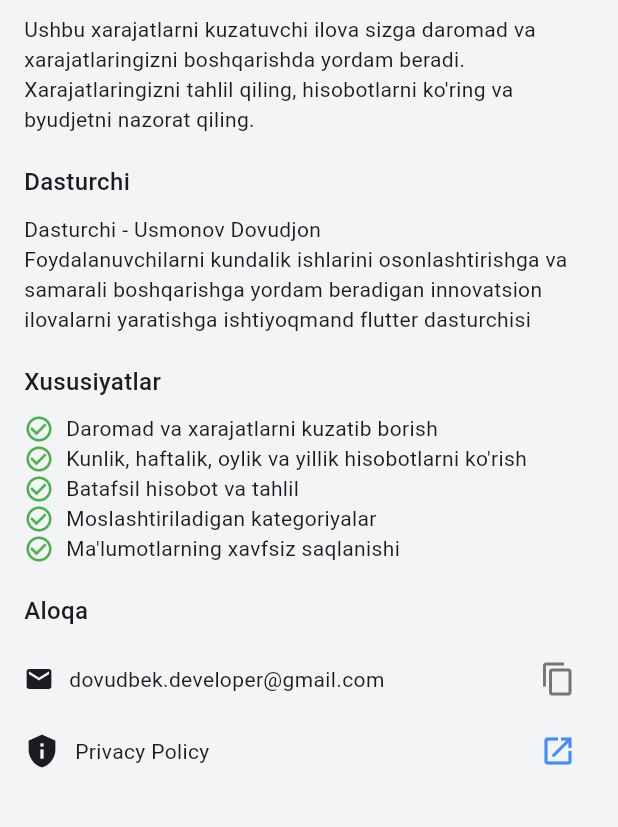
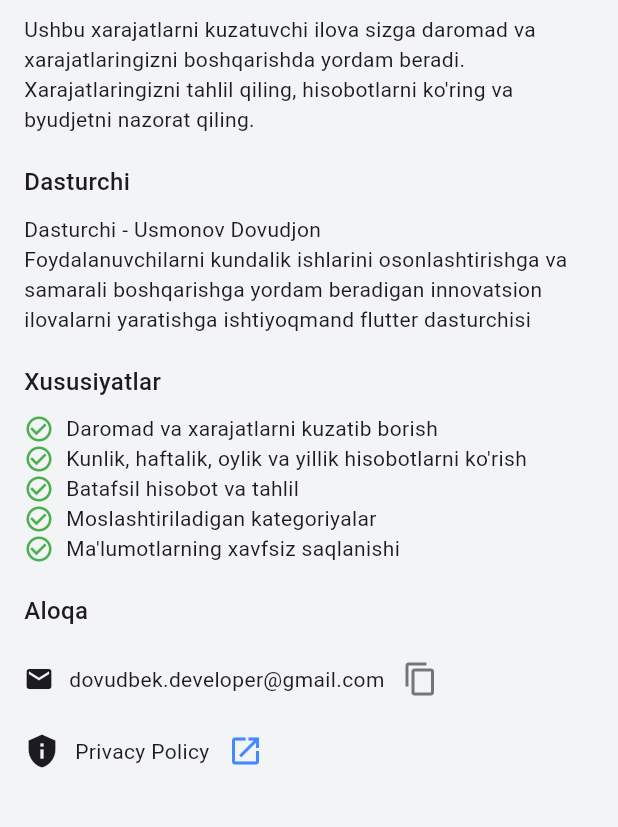
Before and after one commit to Davidbek96/HiKi, a Flutter app: the AboutPage screen opened directly, on a phone screen of 412 x 824 dp, the part 143-970 px from its top. Run offline on Flutter 3.47's test engine with Material 3 defaults, Android fonts, the phone set to English and light mode, and no system bars; our stand-ins replace flutter_native_splash, get, get_storage, sqflite; missing offline and left inert: in_app_update; accounts and stored records are empty.

Commit message:
Privacy Policy added  and Responsivness fixed

```diff
--- a/lib/screens/settings/about.dart
+++ b/lib/screens/settings/about.dart
@@ -65,12 +65,13 @@ class AboutPage extends StatelessWidget {
                   Icon(Icons.email,
                       size: 20, color: Theme.of(context).colorScheme.onSurface),
                   const SizedBox(width: 10),
-                  Expanded(
-                    flex: 2,
+                  Flexible(
                     child: Text(
                       "dovudbek.developer@gmail.com",
                       style: Theme.of(context).textTheme.bodyMedium!,
                       overflow: TextOverflow.ellipsis,
+                      maxLines: 1,
+                      softWrap: false,
                     ),
                   ),
                   IconButton(
@@ -92,7 +93,7 @@ class AboutPage extends StatelessWidget {
                   Icon(Icons.privacy_tip,
                       color: Theme.of(context).colorScheme.onSurface),
                   const SizedBox(width: 10),
-                  Expanded(child: Text('Privacy Policy')),
+                  Text('Privacy Policy'),
                   IconButton(
                     onPressed: () => _launchURL(privacyPolicyUrl),
                     icon: Icon(
--- a/pubspec.yaml
+++ b/pubspec.yaml
@@ -16,7 +16,7 @@ publish_to: 'none' # Remove this line if you wish to publish to pub.dev
 # https://developer.apple.com/library/archive/documentation/General/Reference/InfoPlistKeyReference/Articles/CoreFoundationKeys.html
 # In Windows, build-name is used as the major, minor, and patch parts
 # of the product and file versions while build-number is used as the build suffix.
-version: 1.0.0+8
+version: 1.0.0+9
 
 environment:
   sdk: ^3.6.2
```
